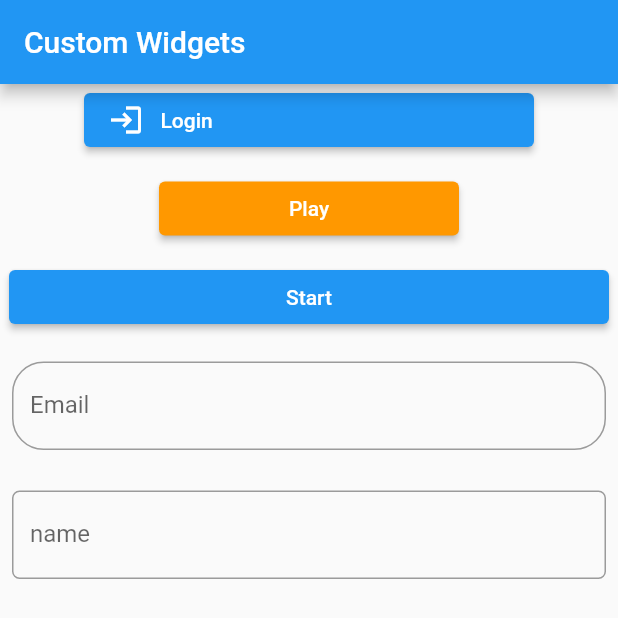
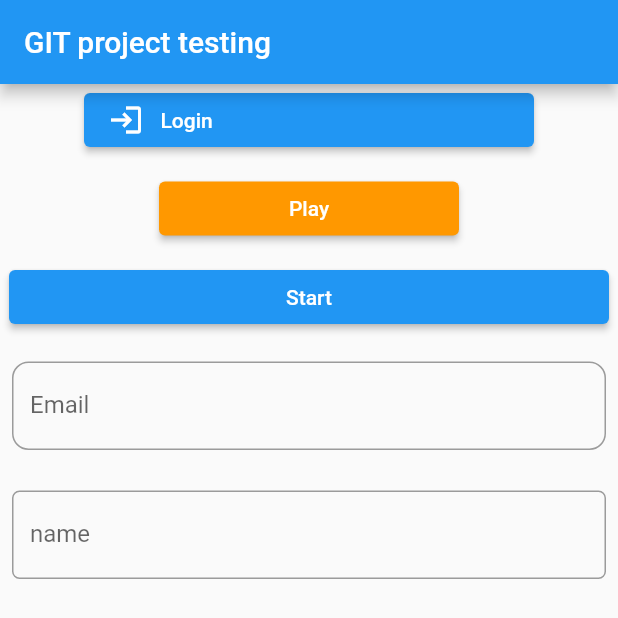
Before and after one commit to sunnyrai87/custom_widget, a Flutter app: the screen it shows after launch, on a phone screen of 412 x 824 dp. Shown: the top 618 px of the screen. Run offline on Flutter 3.47's test engine with Material 2 defaults, Android fonts, the phone set to English and light mode, and no system bars.

```diff
--- a/lib/main.dart
+++ b/lib/main.dart
@@ -10,7 +10,7 @@ class zingo extends StatelessWidget {
   @override
   Widget build(BuildContext context) {
     return MaterialApp(
-        title: "Custom Widgets",
+        title: "GIT project testing",
         theme: ThemeData(
           brightness: Brightness.light,
         ),
@@ -23,7 +23,7 @@ class HomePage extends StatelessWidget {
   Widget build(BuildContext context) {
     return Scaffold(
       appBar: AppBar(
-        title: Text("Custom Widgets"),
+        title: Text("GIT project testing"),
       ),
       body: Column(
         children: [
--- a/lib/ui_helper.dart
+++ b/lib/ui_helper.dart
@@ -4,7 +4,7 @@ class UIHelper {
   static InputDecoration mDecoration(
       {required String mlebel,
       required String hint,
-      double bRadius = 21,
+      double bRadius = 11,
       Color bColor = Colors.black,
       double bwidth = 1}) {
     return InputDecoration(
```
Also changed, not shown: 1 other file.
